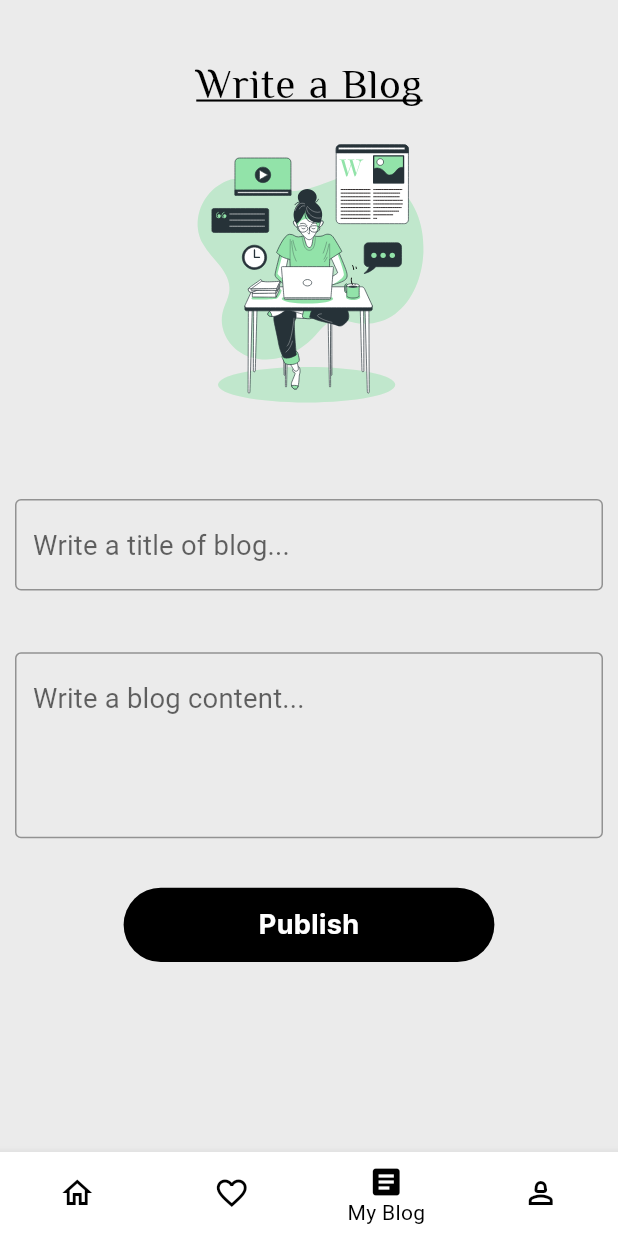
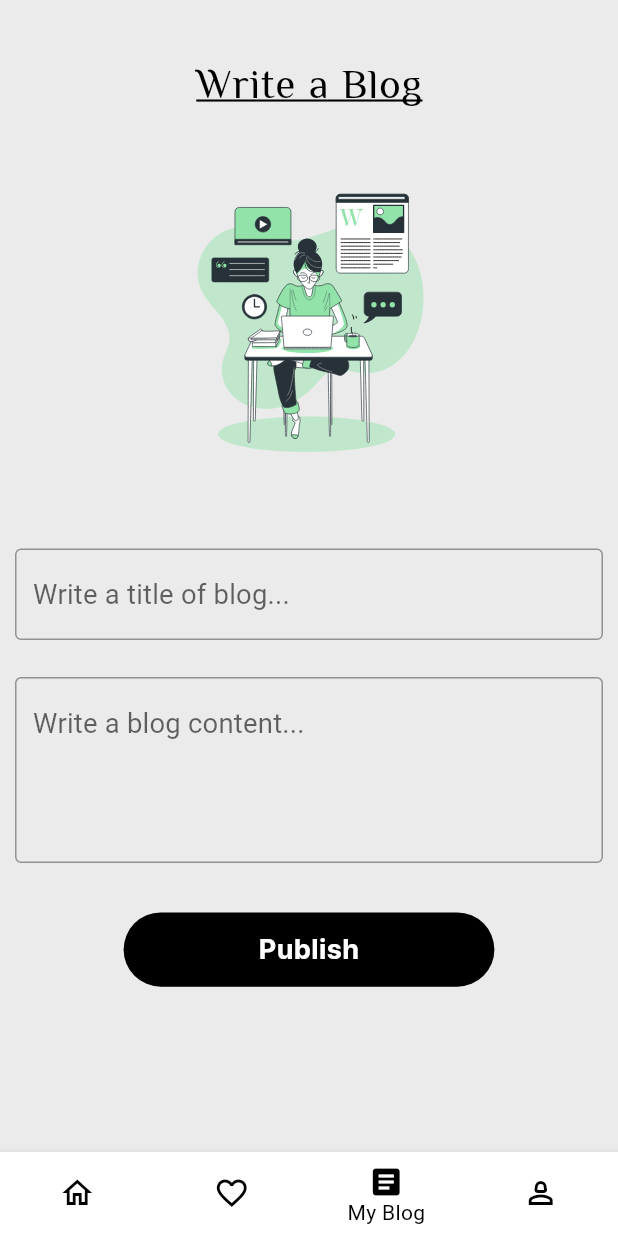
Before and after one commit to muneeb-shahid/Blogging-Application, a Flutter app: the screen it shows after launch, item 3 of the bottom bar chosen, on a phone screen of 412 x 824 dp. Run offline on Flutter 3.47's test engine with Material 2 defaults, Android fonts, the phone set to English and light mode, and no system bars; our stand-ins replace firebase_auth, firebase_core, firebase_database, flutter_screenutil, get, image_cropper and 3 more; accounts and stored records are empty; statements that could not run were skipped.

Commit message:
fourth commit

```diff
--- a/lib/view/MyBlog/MyBlog.dart
+++ b/lib/view/MyBlog/MyBlog.dart
@@ -15,7 +15,6 @@ class MyBlog extends StatelessWidget {
 
   @override
   Widget build(BuildContext context) {
-    final databaseRef = FirebaseDatabase.instance.ref("Blog");
     var heightt = MediaQuery.of(context).size.height * 1;
     MyBlogController _myBlogController = Get.put(MyBlogController());
 
@@ -44,6 +43,9 @@ class MyBlog extends StatelessWidget {
                             letterSpacing: 0.5),
                       ),
                     ),
+                  ),
+                  SizedBox(
+                    height: heightt * 0.04,
                   ),
                   Lottie.asset(
                     "assets/images/BlogPage.json",
@@ -79,7 +81,7 @@ class MyBlog extends StatelessWidget {
                               ),
                             )),
                         SizedBox(
-                          height: heightt * 0.05,
+                          height: heightt * 0.03,
                         ),
                         TextFormField(
                             controller: _myBlogController.contentController,
```
Also changed, not shown: lib/view/Home/home.dart (+22 -7 lines).
